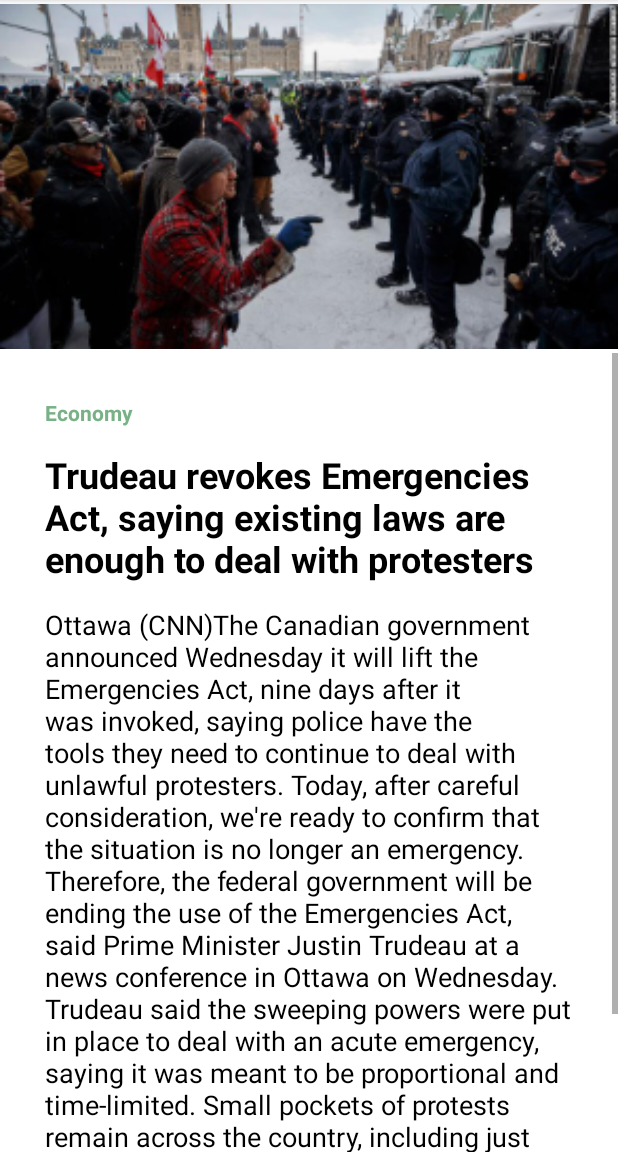
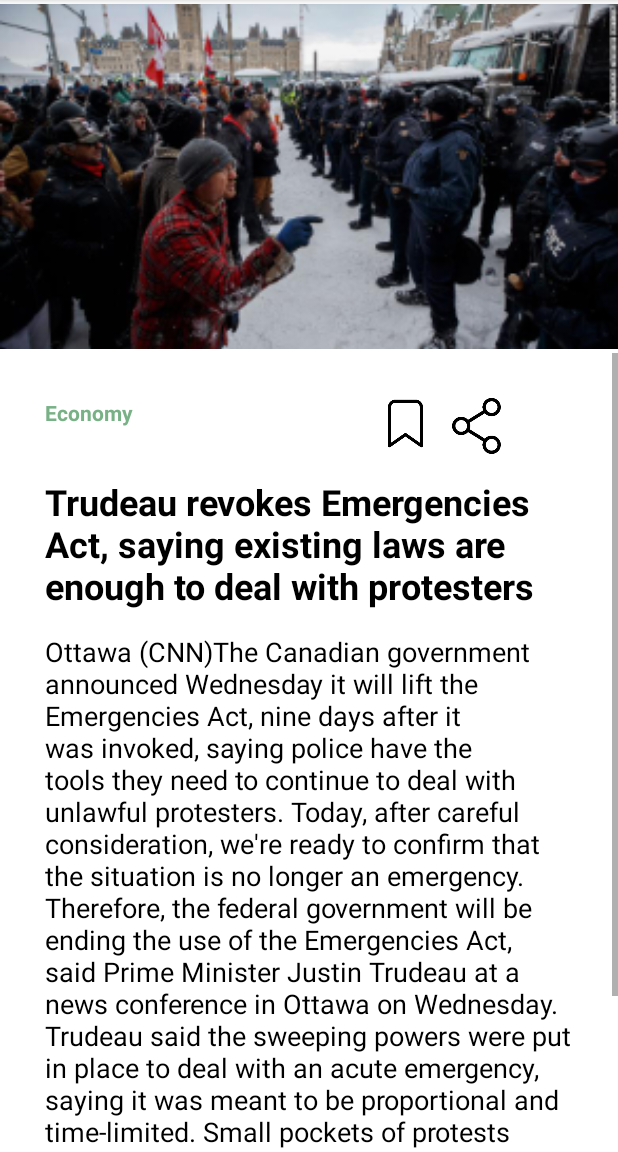
Before and after one commit to aishustha/NewsBox, an Android app: the Detail screen opened directly, with no data from a screen before it, on a phone screen of 412 x 824 dp, the part 84-1236 px from its top. Run offline under Robolectric (Android 15) with nearby library versions, the phone set to English and light mode, and no system bars.

Commit message:
Added details

```diff
--- a/app/src/main/res/layout/activity_detail.xml
+++ b/app/src/main/res/layout/activity_detail.xml
@@ -22,36 +22,59 @@
         android:orientation="vertical"
         android:layout_height="wrap_content">
 
-        <TextView
-            android:id="@+id/textView01"
-            android:layout_width="match_parent"
-            android:layout_height="wrap_content"
-            android:textColor="@color/purple_200"
-            android:textSize="14dp"
-            android:textStyle="bold"
-            android:paddingBottom="15dp"
-            android:text="Economy" />
+        <LinearLayout
+            android:layout_width="314dp"
+            android:layout_height="37dp"
+            android:orientation="horizontal">
+
+
+            <TextView
+                android:id="@+id/textView01"
+                android:layout_width="219dp"
+                android:layout_height="52dp"
+                android:paddingBottom="15dp"
+                android:text="Economy"
+                android:textColor="@color/purple_200"
+                android:textSize="14dp"
+                android:textStyle="bold" />
+
+
+            <ImageView
+                android:id="@+id/imageView6"
+                android:layout_width="42dp"
+                android:layout_height="34dp"
+                app:srcCompat="@mipmap/saved" />
+
+            <ImageView
+                android:id="@+id/imageView7"
+                android:layout_width="match_parent"
+                android:layout_height="wrap_content"
+                app:srcCompat="@mipmap/share" />
+
+
+        </LinearLayout>
+
 
         <TextView
             android:id="@+id/textView02"
             android:layout_width="match_parent"
             android:layout_height="wrap_content"
-            android:textStyle="bold"
             android:paddingBottom="15dp"
+            android:paddingTop="15dp"
+            android:text="Trudeau revokes Emergencies Act, saying existing laws are enough to deal with protesters"
             android:textColor="@color/black"
             android:textSize="24dp"
-            android:text="Trudeau revokes Emergencies Act, saying existing laws are enough to deal with protesters" />
-
-
+            android:textStyle="bold" />
 
         <TextView
             android:id="@+id/textView03"
-            android:layout_width="match_parent"
+            android:layout_width="wrap_content"
             android:layout_height="wrap_content"
             android:paddingBottom="15dp"
+
+            android:text="Ottawa (CNN)The Canadian government announced Wednesday it will lift the Emergencies Act, nine days after it was invoked, saying police have the tools they need to continue to deal with unlawful protesters. Today, after careful consideration, we're ready to confirm that the situation is no longer an emergency. Therefore, the federal government will be ending the use of the Emergencies Act, said Prime Minister Justin Trudeau at a news conference in Ottawa on Wednesday. Trudeau said the sweeping powers were put in place to deal with an acute emergency, saying it was meant to be proportional and time-limited. Small pockets of protests remain across the country, including just outside Ottawa, where some protesters have been gathering on private or rural properties."
             android:textColor="@color/black"
-            android:textSize="18dp"
-            android:text="Ottawa (CNN)The Canadian government announced Wednesday it will lift the Emergencies Act, nine days after it was invoked, saying police have the tools they need to continue to deal with unlawful protesters. Today, after careful consideration, we're ready to confirm that the situation is no longer an emergency. Therefore, the federal government will be ending the use of the Emergencies Act, said Prime Minister Justin Trudeau at a news conference in Ottawa on Wednesday. Trudeau said the sweeping powers were put in place to deal with an acute emergency, saying it was meant to be proportional and time-limited. Small pockets of protests remain across the country, including just outside Ottawa, where some protesters have been gathering on private or rural properties." />
+            android:textSize="18dp" />
 
 
 
```
Also changed, not shown: app/src/main/res/mipmap-xxxhdpi/saved.png (added), app/src/main/res/mipmap-xxxhdpi/share.png (added).
